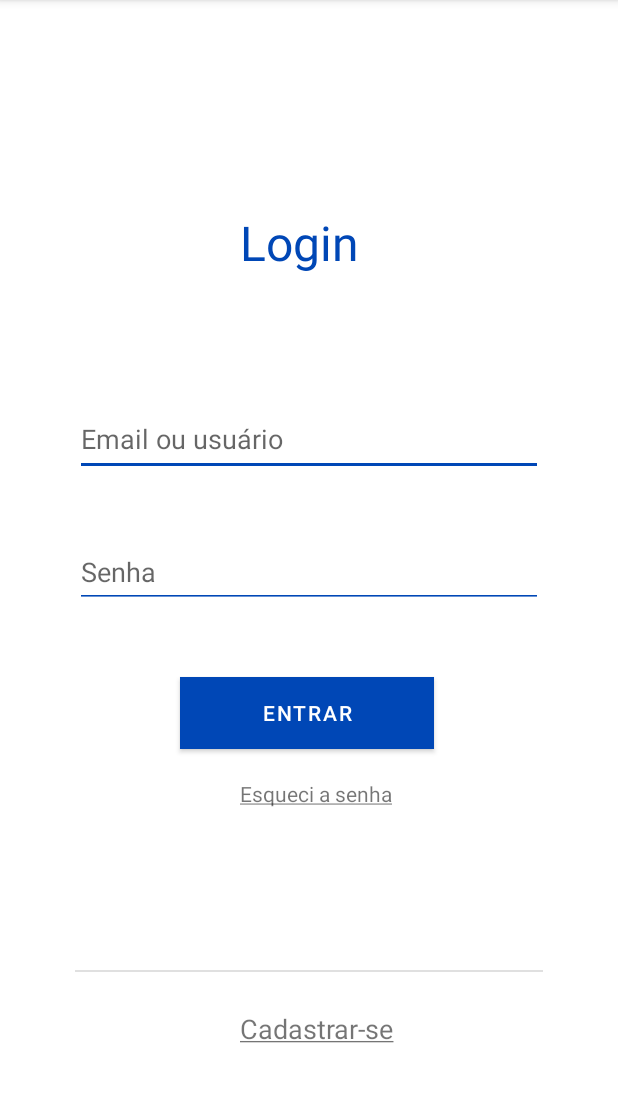
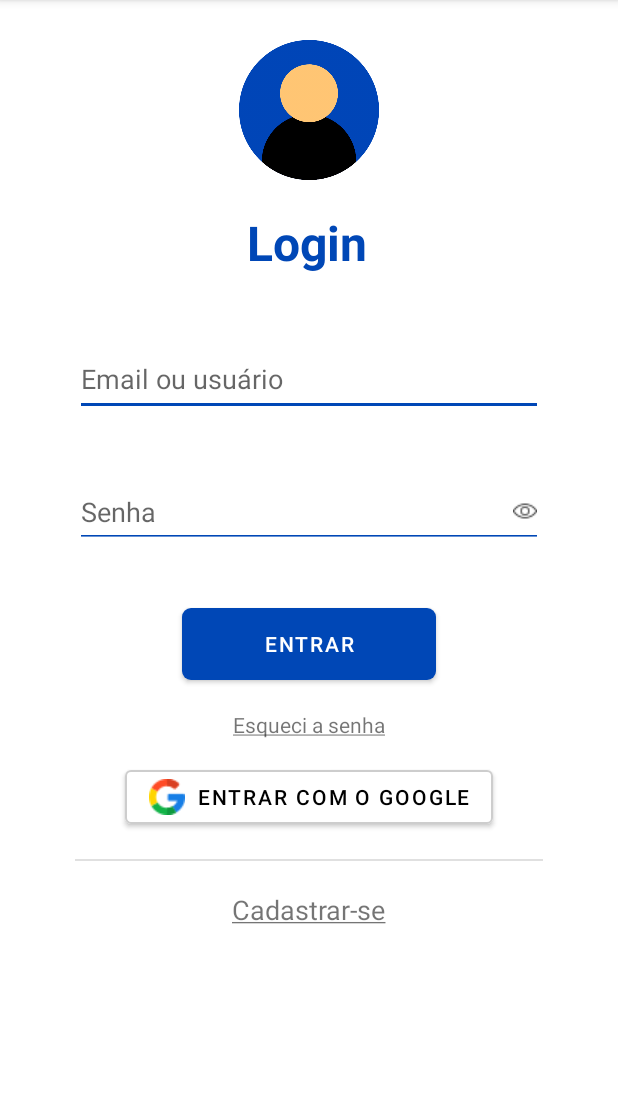
Before and after one commit to FelipeMielkeVieira/AlmoxarifadoMobile, an Android app: the screen it shows after launch (MainActivity), on a phone screen of 412 x 824 dp, the part 84-1186 px from its top. Run offline under Robolectric (Android 15) with nearby library versions, the phone set to English and light mode, and no system bars.

Commit message:
28/10 - 21:49

```diff
--- /dev/null
+++ b/app/src/main/res/drawable/background_botao_google.xml
@@ -0,0 +1,6 @@
+<?xml version="1.0" encoding="utf-8"?>
+<selector xmlns:android="http://schemas.android.com/apk/res/android">
+    <corners android:radius="20dp"/>
+    <padding android:left="10dp" android:right="10dp" android:top="10dp" android:bottom="10dp"/>
+    <stroke android:width="1dp" android:color="#CCCCCC"/>
+</selector>
--- /dev/null
+++ b/app/src/main/res/drawable/background_botao_login.xml
@@ -0,0 +1,7 @@
+<?xml version="1.0" encoding="utf-8"?>
+    <shape xmlns:android="http://schemas.android.com/apk/res/android"
+        android:shape="rectangle" android:padding="10dp">
+        <!-- you can use any color you want I used here gray color-->
+        <solid android:color="#0047B6"/>
+        <corners android:radius="6dp"/>
+    </shape>
--- a/app/src/main/res/layout/activity_main.xml
+++ b/app/src/main/res/layout/activity_main.xml
@@ -14,8 +14,10 @@
         android:layout_height="48dp"
         android:layout_marginStart="160dp"
         android:layout_marginTop="140dp"
+        android:layout_marginEnd="160dp"
         android:text="Login"
         app:drawableTint="#0047B6"
+        app:layout_constraintEnd_toEndOf="parent"
         app:layout_constraintStart_toStartOf="parent"
         app:layout_constraintTop_toTopOf="parent" />
 
@@ -25,7 +27,7 @@
         android:layout_width="0dp"
         android:layout_height="49dp"
         android:layout_marginStart="50dp"
-        android:layout_marginTop="80dp"
+        android:layout_marginTop="40dp"
         android:layout_marginEnd="50dp"
         android:ems="10"
         android:hint="Email ou usuário"
@@ -45,8 +47,9 @@
         android:layout_marginEnd="50dp"
         android:ems="10"
         android:hint="Senha"
-        android:inputType="textPersonName"
+        android:inputType="textPassword"
         android:minHeight="48dp"
+        android:drawableRight="@drawable/olho_aberto"
         app:layout_constraintEnd_toEndOf="parent"
         app:layout_constraintStart_toStartOf="parent"
         app:layout_constraintTop_toBottomOf="@+id/editTextTextPersonName" />
@@ -56,20 +59,24 @@
         android:layout_width="169dp"
         android:layout_height="48dp"
         android:layout_marginStart="120dp"
-        android:layout_marginTop="46dp"
-        android:background="#0047B6"
+        android:layout_marginTop="40dp"
+        android:layout_marginEnd="120dp"
+        android:background="@drawable/background_botao_login"
         android:text="Entrar"
         app:backgroundTint="#0047B6"
+        app:layout_constraintEnd_toEndOf="parent"
         app:layout_constraintStart_toStartOf="parent"
         app:layout_constraintTop_toBottomOf="@+id/editTextTextPersonName3" />
 
     <TextView
         android:id="@+id/textView2"
-        style="@style/esqueciSenha"
         android:layout_width="wrap_content"
         android:layout_height="wrap_content"
         android:layout_marginStart="160dp"
         android:layout_marginTop="20dp"
+        android:layout_marginEnd="160dp"
+        android:text="@string/esqueci_senha"
+        app:layout_constraintEnd_toEndOf="parent"
         app:layout_constraintStart_toStartOf="parent"
         app:layout_constraintTop_toBottomOf="@+id/button" />
 
@@ -78,7 +85,7 @@
         android:layout_width="0dp"
         android:layout_height="1dp"
         android:layout_marginStart="50dp"
-        android:layout_marginTop="108dp"
+        android:layout_marginTop="80dp"
         android:layout_marginEnd="50dp"
         android:background="?android:attr/listDivider"
         app:layout_constraintEnd_toEndOf="parent"
@@ -91,8 +98,43 @@
         android:layout_width="wrap_content"
         android:layout_height="wrap_content"
         android:layout_marginStart="160dp"
-        android:layout_marginTop="25dp"
+        android:layout_marginTop="20dp"
+        android:layout_marginEnd="160dp"
+        app:layout_constraintEnd_toEndOf="parent"
         app:layout_constraintStart_toStartOf="parent"
         app:layout_constraintTop_toBottomOf="@+id/divider" />
 
+    <ImageView
+        android:id="@+id/imageView"
+        android:layout_width="93dp"
+        android:layout_height="93dp"
+        android:layout_marginStart="159dp"
+        android:layout_marginTop="26dp"
+        android:layout_marginEnd="159dp"
+        android:layout_marginBottom="20dp"
+        app:layout_constraintBottom_toTopOf="@+id/textView"
+        app:layout_constraintEnd_toEndOf="parent"
+        app:layout_constraintStart_toStartOf="parent"
+        app:layout_constraintTop_toTopOf="parent"
+        app:srcCompat="@drawable/user" />
+
+    <Button
+        android:id="@+id/button4"
+        style="@style/entrarGoogleBotao"
+        android:layout_width="wrap_content"
+        android:layout_height="wrap_content"
+        android:layout_marginStart="98dp"
+        android:layout_marginTop="13dp"
+        android:layout_marginEnd="98dp"
+        android:layout_marginBottom="16dp"
+        android:text="Entrar com o Google"
+        android:drawableLeft="@drawable/google"
+        app:backgroundTint="#ffffff"
+        app:layout_constraintBottom_toTopOf="@+id/divider"
+        app:layout_constraintEnd_toEndOf="parent"
+        app:layout_constraintStart_toStartOf="parent"
+        app:layout_constraintTop_toBottomOf="@+id/textView2"
+        app:strokeColor="#CDCDCD"
+        app:strokeWidth="1sp" />
+
 </androidx.constraintlayout.widget.ConstraintLayout>
--- a/app/src/main/res/values/strings.xml
+++ b/app/src/main/res/values/strings.xml
@@ -1,3 +1,4 @@
 <resources>
     <string name="app_name">Almoxarifado-Mobile</string>
+    <string name="esqueci_senha"><u>Esqueci a senha</u></string>
 </resources>
--- a/app/src/main/res/values/styles.xml
+++ b/app/src/main/res/values/styles.xml
@@ -3,6 +3,7 @@
     <style name="tituloLogin">
         <item name="android:textColor">#0047B6</item>
         <item name="android:textSize">32sp</item>
+        <item name="android:textStyle">bold</item>
     </style>
     <style name="temaInputLogin">
         <item name="colorControlNormal">#0047B6</item>
@@ -13,11 +14,15 @@
         <item name="android:theme">@style/temaInputLogin</item>
         <item name="android:textColor">#989898</item>
     </style>
-    <style name="esqueciSenha">
-        <item name="android:text"><u>Esqueci a senha</u></item>
-    </style>
     <style name="cadastrar">
         <item name="android:text"><u>Cadastrar-se</u></item>
         <item name="android:textSize">18sp</item>
     </style>
+    <style name="botaoEntrar">
+        <item name="android:textStyle">bold</item>
+    </style>
+    <style name="entrarGoogleBotao">
+        <item name="android:textColor">#000000</item>
+        <item name="android:textStyle">normal</item>
+    </style>
 </resources>
```
Also changed, not shown: app/src/main/res/drawable/google.png (added), app/src/main/res/drawable/olho_aberto.png (added), app/src/main/res/drawable/user.png (added).
